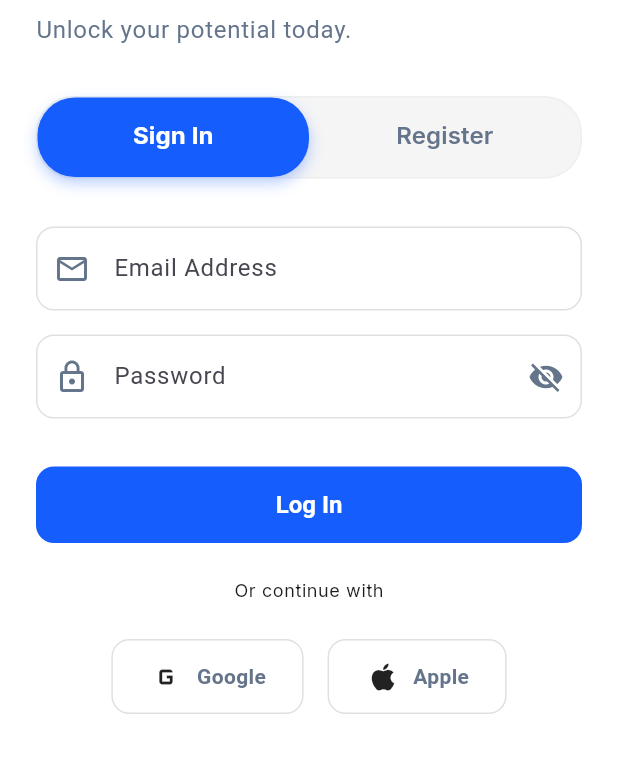
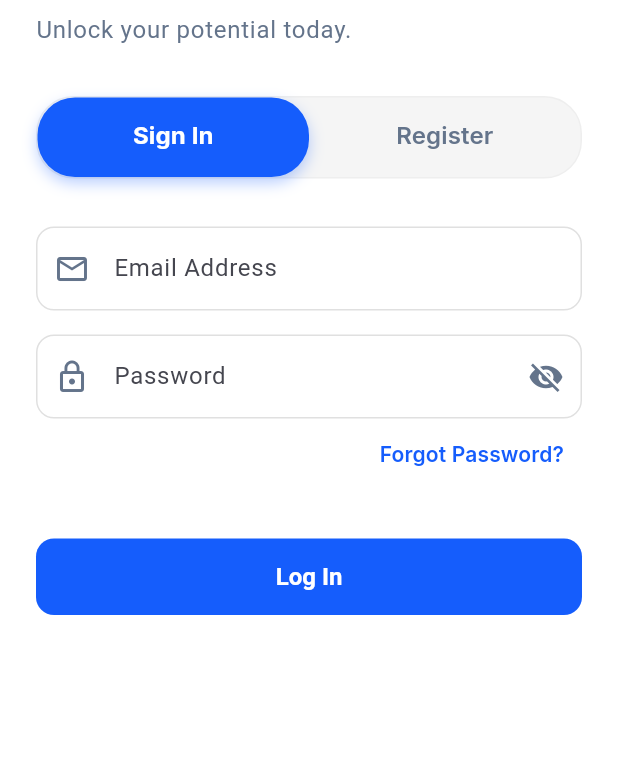
Before and after one commit to Devheyru/RISETECHPRENEUR-Mobile-App, a Flutter app: the AuthScreen screen opened directly, on a phone screen of 412 x 824 dp, the part 252-1025 px from its top. Run offline on Flutter 3.47's test engine with Material 3 defaults, Android fonts, the phone set to English and light mode, and no system bars; our stand-ins replace cloud_firestore, firebase_auth, firebase_core, flutter_riverpod, google_fonts; accounts and stored records are empty; network calls fail.

Commit message:
Auth Ui modified

```diff
--- a/risetechpreneur/lib/data/models.dart
+++ b/risetechpreneur/lib/data/models.dart
@@ -1,4 +1,5 @@
 /// Core domain models used across the RiseTechpreneur app.
+library;
 
 /// Represents a single course in the RiseTechpreneur catalog.
 class Course {
--- a/risetechpreneur/lib/presentation/screens/auth_screen.dart
+++ b/risetechpreneur/lib/presentation/screens/auth_screen.dart
@@ -1,4 +1,5 @@
 import 'package:flutter/material.dart';
+import 'package:flutter/services.dart';
 import 'package:flutter_riverpod/flutter_riverpod.dart';
 import 'package:risetechpreneur/core/app_theme.dart';
 import 'package:risetechpreneur/data/auth_provider.dart';
@@ -24,6 +25,7 @@ class _AuthScreenState extends ConsumerState<AuthScreen>
   final _passwordController = TextEditingController();
   final _confirmPasswordController = TextEditingController();
   final _nameController = TextEditingController();
+  final _phoneController = TextEditingController();
 
   bool _isLoading = false;
   bool _isPasswordVisible = false;
@@ -47,6 +49,7 @@ class _AuthScreenState extends ConsumerState<AuthScreen>
     _passwordController.dispose();
     _confirmPasswordController.dispose();
     _nameController.dispose();
+    _phoneController.dispose();
     super.dispose();
   }
 
@@ -55,6 +58,20 @@ class _AuthScreenState extends ConsumerState<AuthScreen>
     if (value == null || value.isEmpty) return 'Email is required';
     final emailRegex = RegExp(r'^[\w-\.]+@([\w-]+\.)+[\w-]{2,4}$');
     if (!emailRegex.hasMatch(value)) return 'Enter a valid email';
+    return null;
+  }
+
+  String? _validatePhone(String? value) {
+    if (value == null || value.isEmpty) {
+      return 'Phone number is required';
+    }
+
+    final phoneRegex = RegExp(r'^\d{10,}$'); // only digits, minimum 10 digits
+
+    if (!phoneRegex.hasMatch(value)) {
+      return 'Enter a valid phone number (digits only)';
+    }
+
     return null;
   }
 
@@ -86,6 +103,7 @@ class _AuthScreenState extends ConsumerState<AuthScreen>
           _emailController.text,
           _passwordController.text,
           _nameController.text,
+          _phoneController.text,
         );
       }
 
@@ -188,6 +206,16 @@ class _AuthScreenState extends ConsumerState<AuthScreen>
                                 (v) => v!.isEmpty ? "Name is required" : null,
                           ),
                           const SizedBox(height: 16),
+                          _buildTextField(
+                            controller: _phoneController,
+                            label: "Phone Number",
+                            icon: Icons.phone_outlined,
+                            validator: _validatePhone,
+                            inputFormatters: [
+                              FilteringTextInputFormatter.digitsOnly,
+                            ],
+                          ),
+                          const SizedBox(height: 16),
                         ],
 
                         _buildTextField(
@@ -211,6 +239,24 @@ class _AuthScreenState extends ConsumerState<AuthScreen>
                           },
                           validator: _validatePassword,
                         ),
+
+                        if (_tabController.index == 0) ...[
+                          Align(
+                            alignment: Alignment.centerRight,
+                            child: TextButton(
+                              onPressed: () {
+                                // TODO: Implement Forgot Password UI/Logic
+                              },
+                              child: const Text(
+                                "Forgot Password?",
+                                style: TextStyle(
+                                  color: AppColors.primaryBlue,
+                                  fontWeight: FontWeight.w600,
+                                ),
+                              ),
+                            ),
+                          ),
+                        ],
 
                         if (_tabController.index == 1) ...[
                           const SizedBox(height: 16),
@@ -257,28 +303,6 @@ class _AuthScreenState extends ConsumerState<AuthScreen>
                             ),
                   ),
                 ),
-
-                const SizedBox(height: 24),
-
-                // Social Login Placeholder
-                Center(
-                  child: Text(
-                    "Or continue with",
-                    style: Theme.of(context).textTheme.bodySmall,
-                  ),
-                ),
-                const SizedBox(height: 24),
-                Row(
-                  mainAxisAlignment: MainAxisAlignment.center,
-                  children: [
-                    _buildSocialButton(
-                      Icons.g_mobiledata,
-                      "Google",
-                    ), // Mock Icon
-                    const SizedBox(width: 16),
-                    _buildSocialButton(Icons.apple, "Apple"),
-                  ],
-                ),
               ],
             ),
           ),
@@ -295,11 +319,24 @@ class _AuthScreenState extends ConsumerState<AuthScreen>
     bool isVisible = false,
     VoidCallback? onVisibilityChanged,
     String? Function(String?)? validator,
+
+    // ADD THIS
+    List<TextInputFormatter>? inputFormatters,
+
+    // OPTIONAL (useful for numeric fields)
+    TextInputType? keyboardType,
   }) {
     return TextFormField(
       controller: controller,
       obscureText: isPassword && !isVisible,
       validator: validator,
+
+      // ADD THIS
+      inputFormatters: inputFormatters,
+
+      // OPTIONAL
+      keyboardType: keyboardType,
+
       decoration: InputDecoration(
         labelText: label,
         prefixIcon: Icon(icon, color: AppColors.textGrey),
@@ -330,25 +367,4 @@ class _AuthScreenState extends ConsumerState<AuthScreen>
       ),
     );
   }
-
-  Widget _buildSocialButton(IconData icon, String label) {
-    return InkWell(
-      onTap: () {}, // Trigger Firebase Social Auth here
-      borderRadius: BorderRadius.circular(12),
-      child: Container(
-        padding: const EdgeInsets.symmetric(horizontal: 24, vertical: 12),
-        decoration: BoxDecoration(
-          border: Border.all(color: Colors.grey.shade300),
-          borderRadius: BorderRadius.circular(12),
-        ),
-        child: Row(
-          children: [
-            Icon(icon),
-            const SizedBox(width: 8),
-            Text(label, style: const TextStyle(fontWeight: FontWeight.w600)),
-          ],
-        ),
-      ),
-    );
-  }
 }
--- a/risetechpreneur/lib/presentation/screens/more_screen.dart
+++ b/risetechpreneur/lib/presentation/screens/more_screen.dart
@@ -1,6 +1,5 @@
 import 'package:flutter/material.dart';
 import 'package:risetechpreneur/core/app_theme.dart';
-import 'package:risetechpreneur/presentation/screens/settings_screen.dart';
 
 class MoreScreen extends StatelessWidget {
   const MoreScreen({super.key});
--- a/risetechpreneur/pubspec.yaml
+++ b/risetechpreneur/pubspec.yaml
@@ -38,6 +38,9 @@ dependencies:
   google_fonts: ^6.3.2
   url_launcher: ^6.3.2
   mailer: ^6.6.0
+  firebase_core: ^4.2.1
+  firebase_auth: ^6.1.2
+  cloud_firestore: ^6.1.0
 
 dev_dependencies:
   flutter_test:
```
Also changed, not shown: risetechpreneur/lib/data/auth_provider.dart (+59 -23 lines), risetechpreneur/lib/main.dart (+6 -1 lines), risetechpreneur/firebase.json (added), risetechpreneur/lib/firebase_options.dart (added), risetechpreneur/pubspec.lock, 7 other files.
